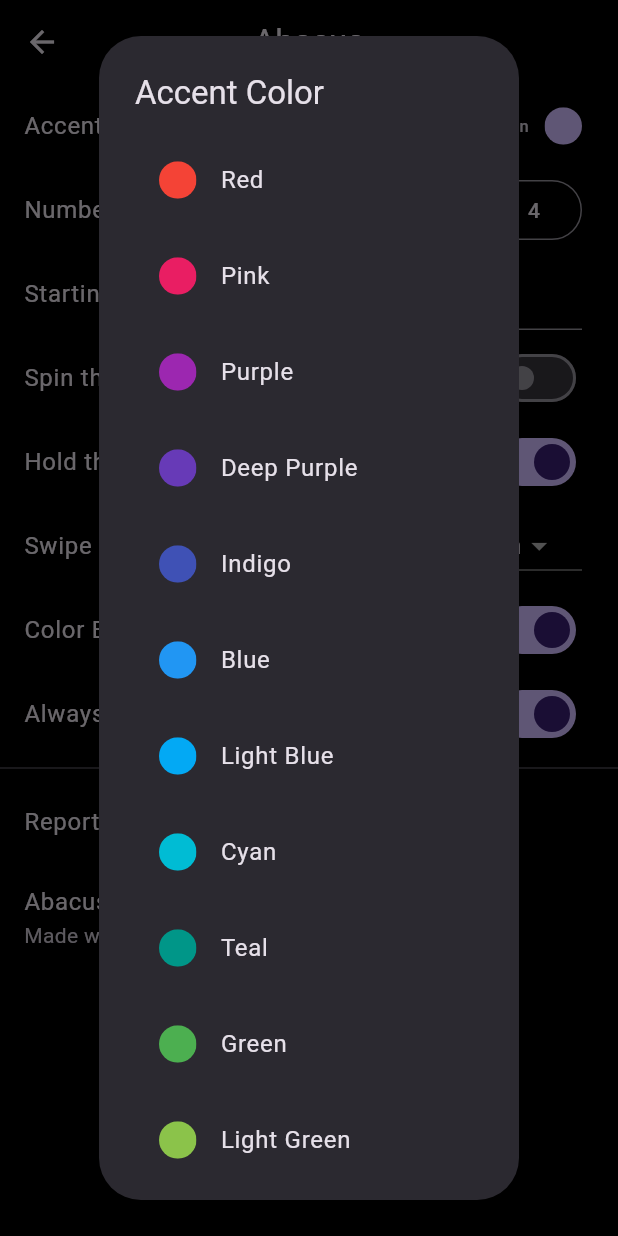
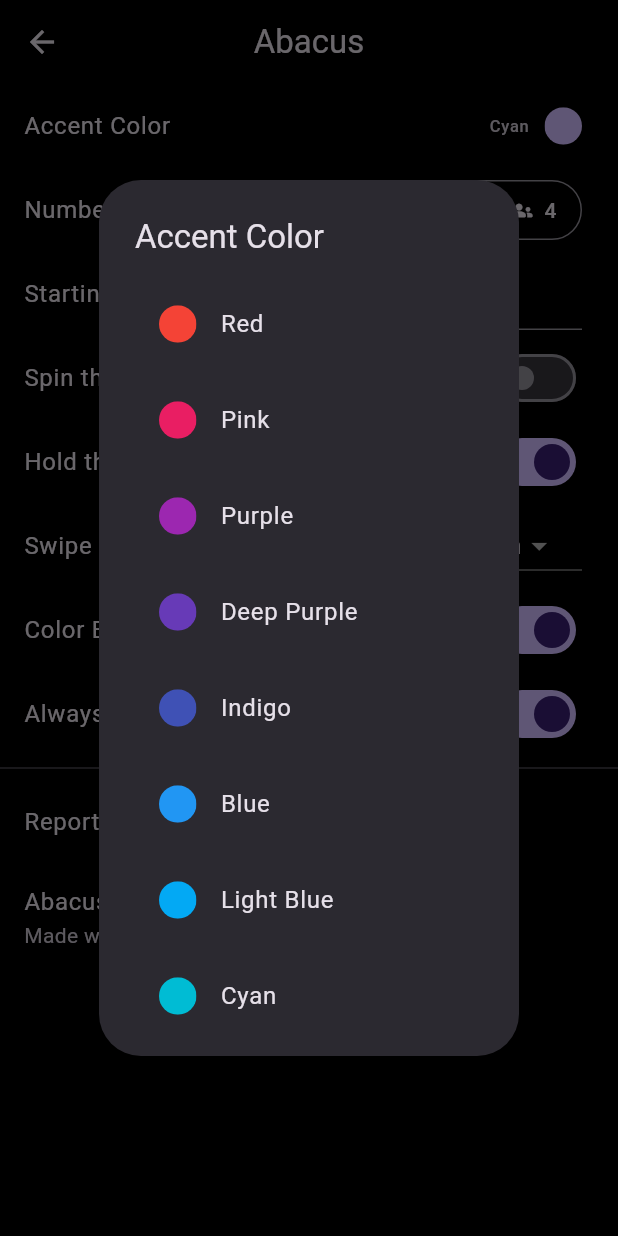
Before and after one commit to mittsq/abacus, a Flutter app: the Settings screen opened directly, after a tap on "Accent Color", on a phone screen of 412 x 824 dp. Run offline on Flutter 3.47's test engine with Material 2 defaults, Android fonts, the phone set to English and light mode, and no system bars; drawn by our look-alikes of dynamic_color; our stand-ins replace package_info_plus, shared_preferences, wakelock; missing offline and left inert: loop_page_view; accounts and stored records are empty.

Commit message:
Small UI changes in Settings

```diff
--- a/lib/widgets/settings.dart
+++ b/lib/widgets/settings.dart
@@ -148,6 +148,10 @@ class _SettingsState extends State<Settings> {
       context: context,
       builder: (context) => SimpleDialog(
         title: const Text('Accent Color'),
+        insetPadding: const EdgeInsets.symmetric(
+          horizontal: 60,
+          vertical: 120,
+        ),
         children: list,
       ),
     );
@@ -220,10 +224,12 @@ class _SettingsState extends State<Settings> {
               segments: const [
                 ButtonSegment(
                   value: 2,
+                  icon: Icon(Icons.group_rounded),
                   label: Text('2'),
                 ),
                 ButtonSegment(
                   value: 4,
+                  icon: Icon(Icons.groups_rounded),
                   label: Text('4'),
                 ),
               ],
```
